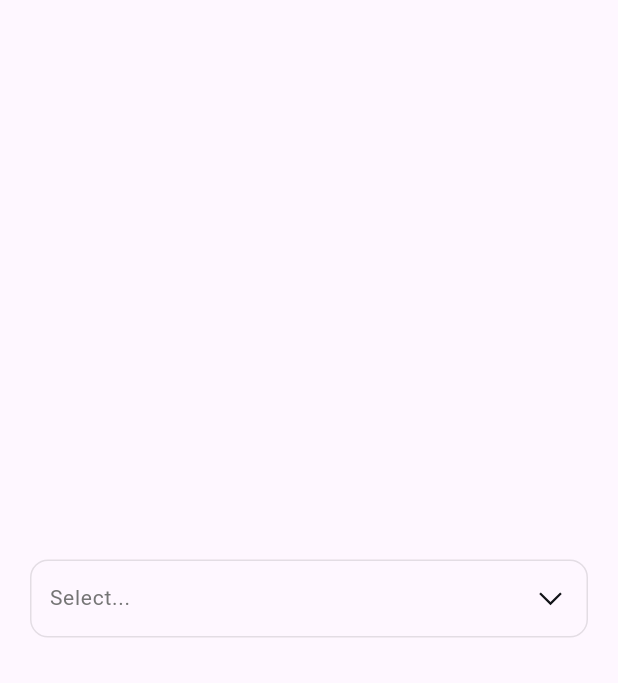
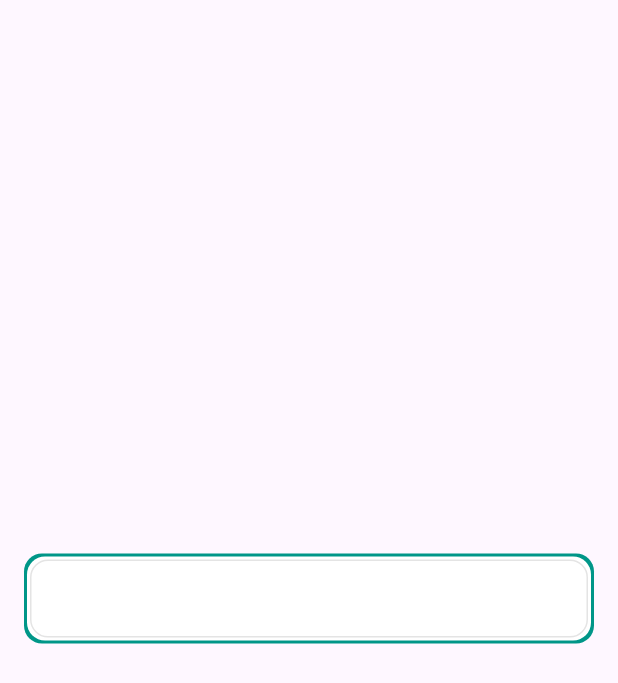
Before and after one commit to DartForce22/df_dropdown, a Flutter app: the screen it shows after launch, on a phone screen of 412 x 824 dp. Shown: the top 683 px of the screen. Run offline on Flutter 3.47's test engine with Material 3 defaults, Android fonts, the light colour scheme and no system bars; our stand-ins replace flutter_svg.

```diff
--- a/lib/main.dart
+++ b/lib/main.dart
@@ -45,6 +45,9 @@ class MyApp extends StatelessWidget {
                 searchFunction: (text) async {
                   return [];
                 },
+                onItemSelect: (text) async {
+                  log("item $text");
+                },
               ),
             )
           ],
--- a/lib/searchable_drop_down/drop_down.dart
+++ b/lib/searchable_drop_down/drop_down.dart
@@ -1,4 +1,5 @@
 import 'package:df_dropdown/constants/dropdown_enums.dart';
+import 'package:df_dropdown/widgets/dropdown_field.dart';
 import 'package:df_dropdown/widgets/searchable_dropdown_selector.dart';
 import 'package:flutter/material.dart' hide Icons;
 import 'package:flutter_svg/flutter_svg.dart';
@@ -39,7 +40,6 @@ class DropDown extends StatelessWidget {
   Widget build(BuildContext context) {
     final dropdownProvider =
         Provider.of<DropdownProvider>(context, listen: false);
-    final textTheme = Theme.of(context).textTheme;
     return TapRegion(
       onTapOutside: (pointerDownEvent) {
         FocusScope.of(context).requestFocus(FocusNode());
@@ -48,15 +48,18 @@ class DropDown extends StatelessWidget {
         children: [
           //Dropdown text input field and validation error text
           Consumer<DropdownProvider>(
-            builder: (_, provider, __) => Column(
+            builder: (_, provider, __) => DropdownField(
+              onTapInside: () {
+                if (!dropdownProvider.enabledTextInput) {
+                  dropdownProvider.toggleSuggestionsExpanded();
+                }
+              },
+              borderColor: dropdownProvider.fieldBorderColor,
+            ),
+            /*  Column(
               crossAxisAlignment: CrossAxisAlignment.start,
               children: [
                 TapRegion(
-                  onTapInside: (_) {
-                    if (!dropdownProvider.enabledTextInput) {
-                      dropdownProvider.toggleSuggestionsExpanded();
-                    }
-                  },
                   child: Container(
                     padding: const EdgeInsets.symmetric(
                       vertical: 6,
@@ -175,7 +178,7 @@ class DropDown extends StatelessWidget {
                     ),
                   )
               ],
-            ),
+            ),*/
           ),
           const SizedBox(
             height: 6,
@@ -201,7 +204,6 @@ class DropDown extends StatelessWidget {
             //Dropdown suggestions container
             Consumer<DropdownProvider>(
               builder: (_, provider, __) => SearchableDropdownSelector(
-                dropdownData: provider.dropdownData,
                 dropdownHeight: provider.dropdownHeight,
                 selectedValue: provider.selectedValue,
                 onSelectSuggestion: (value) {
--- /dev/null
+++ b/lib/widgets/dropdown_field.dart
@@ -0,0 +1,150 @@
+import 'package:flutter/material.dart';
+
+class DropdownField extends StatelessWidget {
+  const DropdownField({
+    super.key,
+    required this.onTapInside,
+    required this.borderColor,
+    this.labelVisible = true,
+    this.labelText,
+    this.hintVisible = true,
+    this.hintText,
+    this.focusNode,
+    this.disableInput = false,
+    this.outlineBorderVisible = true,
+    this.validator,
+    this.textController,
+    this.onInputChanged,
+    this.suffixWidget,
+    this.validationError,
+  });
+
+  final VoidCallback onTapInside;
+  final Color borderColor;
+  final bool outlineBorderVisible;
+  final bool labelVisible;
+  final String? labelText;
+  final bool hintVisible;
+  final String? hintText;
+  final bool disableInput;
+  final FocusNode? focusNode;
+  final String? Function(String?)? validator;
+  final TextEditingController? textController;
+  final void Function(String)? onInputChanged;
+  final Widget? suffixWidget;
+  final String? validationError;
+
+  ///[InputDecoration] used to remove all predefined values from the [TextFormField]
+  final InputDecoration fieldInputDecoration = const InputDecoration(
+    error: null,
+    errorStyle: TextStyle(
+      fontSize: 0,
+    ),
+    contentPadding: EdgeInsets.all(0),
+    border: InputBorder.none,
+    errorBorder: InputBorder.none,
+    focusedBorder: InputBorder.none,
+    enabledBorder: InputBorder.none,
+    disabledBorder: InputBorder.none,
+    isDense: true,
+  );
+
+  @override
+  Widget build(BuildContext context) {
+    final textTheme = Theme.of(context).textTheme;
+    return Column(
+      crossAxisAlignment: CrossAxisAlignment.start,
+      children: [
+        TapRegion(
+          onTapInside: (_) {
+            onTapInside();
+          },
+          child: Container(
+            padding: const EdgeInsets.symmetric(
+              vertical: 6,
+              horizontal: 12,
+            ),
+            decoration: BoxDecoration(
+              border: Border.all(
+                color: borderColor,
+              ),
+              borderRadius: BorderRadius.circular(12),
+              boxShadow: [
+                if (outlineBorderVisible)
+                  BoxShadow(
+                    color: Colors.teal[450] ?? Colors.teal,
+                    spreadRadius: 4,
+                  ),
+                if (outlineBorderVisible)
+                  const BoxShadow(
+                    color: Colors.white,
+                    spreadRadius: 2,
+                  )
+              ],
+            ),
+            height: 52,
+            width: double.infinity,
+            child: Row(
+              mainAxisAlignment: MainAxisAlignment.spaceBetween,
+              children: [
+                Expanded(
+                  child: Column(
+                    crossAxisAlignment: CrossAxisAlignment.start,
+                    mainAxisAlignment: MainAxisAlignment.center,
+                    children: [
+                      if (labelVisible && labelText != null)
+                        Flexible(
+                          child: FittedBox(
+                            child: Text(
+                              labelText!,
+                              style: TextStyle(
+                                color: Colors.grey.shade600,
+                              ),
+                            ),
+                          ),
+                        ),
+                      TextFormField(
+                        focusNode: focusNode,
+                        ignorePointers: disableInput,
+                        validator: validator,
+                        controller: textController,
+                        style: const TextStyle(
+                          fontSize: 14,
+                        ),
+                        onChanged: onInputChanged,
+                        decoration: fieldInputDecoration.copyWith(
+                          hintText:
+                              hintText != null && hintVisible ? hintText : null,
+                          hintStyle: TextStyle(
+                            color: Colors.grey.shade600,
+                            fontSize: 14,
+                            fontWeight: FontWeight.w400,
+                          ),
+                        ),
+                      ),
+                    ],
+                  ),
+                ),
+                if (suffixWidget != null) suffixWidget!,
+              ],
+            ),
+          ),
+        ),
+
+        //An error message [Text] widget displayed only when validation returns an error
+        if (validationError != null)
+          Padding(
+            padding: const EdgeInsets.only(
+              top: 4,
+            ),
+            child: Text(
+              validationError!,
+              style: textTheme.bodySmall?.copyWith(
+                color: Colors.red.shade500,
+              ),
+            ),
+          )
+      ],
+    );
+  }
+}
```
Also changed, not shown: lib/searchable_drop_down/provider/base_dropdown_provider.dart (added, +75 -0 lines), lib/searchable_drop_down/provider/dropdown_provider.dart (+20 -2 lines), lib/widgets/searchable_dropdown_selector.dart (+30 -17 lines).
